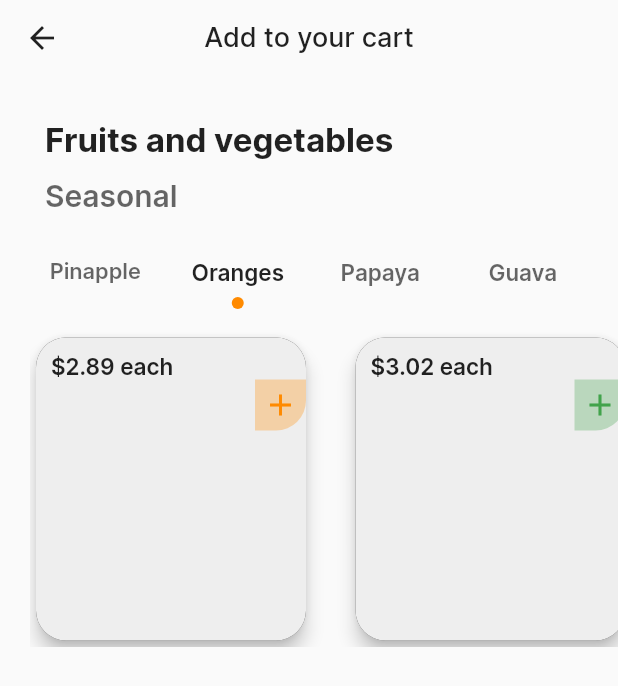
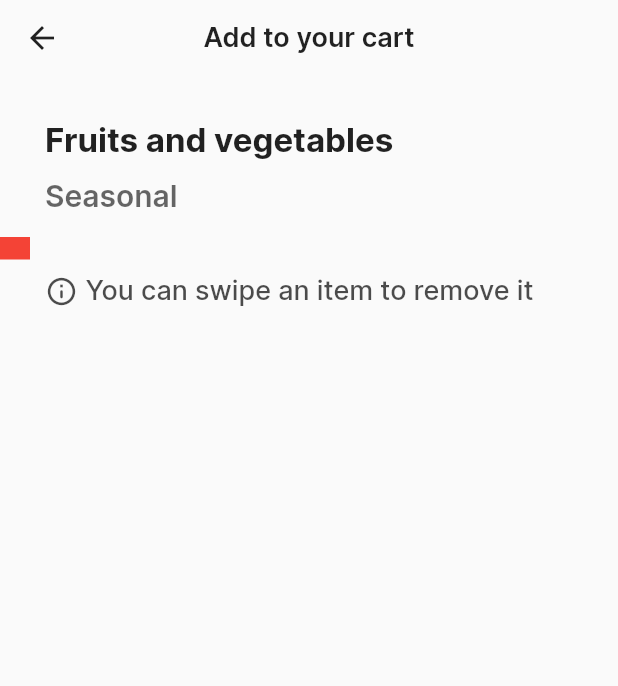
Before and after one commit to BrunoRabbit/fruit-store-app, a Flutter app: the CartPage screen opened directly, on a phone screen of 412 x 824 dp. Shown: the top 686 px of the screen. Run offline on Flutter 3.47's test engine with Material 2 defaults, Android fonts, the phone set to English and light mode, and no system bars; our stand-ins replace badges, bloc, cloud_firestore, email_validator, equatable, feather_icons and 6 more; accounts and stored records are empty.

Commit message:
feat: adding card in Cart Page and fix bug welcome page

```diff
--- a/lib/data/data.dart
+++ b/lib/data/data.dart
@@ -54,3 +54,5 @@ List<CardNear> listCardNear = const [
     image: './assets/images/yummi-food.png',
   ),
 ];
+
+List<Product> cartList = [];
--- a/lib/pages/cart_page/cart_page.dart
+++ b/lib/pages/cart_page/cart_page.dart
@@ -2,10 +2,8 @@ import 'package:flutter/material.dart';
 import 'package:fruit_store_app/app/widgets/app_custom_text.dart';
 import 'package:fruit_store_app/data/data.dart';
 import 'package:fruit_store_app/models/product.dart';
-import 'package:fruit_store_app/styles/color_theme.dart';
-import 'package:fruit_store_app/pages/cart_page/widgets/circle_tab_indicator.dart';
 import 'package:fruit_store_app/pages/cart_page/widgets/custom_app_bar_widget.dart';
-import 'package:fruit_store_app/pages/cart_page/widgets/item_card.dart';
+import 'package:fruit_store_app/pages/cart_page/widgets/item_card_widget.dart';
 
 class CartPage extends StatefulWidget {
   const CartPage({Key? key}) : super(key: key);
@@ -14,59 +12,7 @@ class CartPage extends StatefulWidget {
   State<CartPage> createState() => _CartPageState();
 }
 
-class _CartPageState extends State<CartPage>
-    with SingleTickerProviderStateMixin {
-  late TabController _tabController;
-  late ScrollController _scrollController;
-
-  List<Widget> listTabs = [
-    const Tab(
-      child: AppCustomText(
-        label: 'Pinapple',
-        fontFamily: 'Inter-SemiBold',
-        size: 14.5,
-      ),
-    ),
-    const Tab(
-      child: AppCustomText(
-        label: 'Oranges',
-        fontFamily: 'Inter-SemiBold',
-        size: 15,
-      ),
-    ),
-    const Tab(
-      child: AppCustomText(
-        label: 'Papaya',
-        fontFamily: 'Inter-SemiBold',
-        size: 15,
-      ),
-    ),
-    const Tab(
-      child: AppCustomText(
-        label: 'Guava',
-        fontFamily: 'Inter-SemiBold',
-        size: 15,
-      ),
-    ),
-  ];
-
-  @override
-  void initState() {
-    setState(() {});
-
-    _tabController =
-        TabController(length: listTabs.length, vsync: this, initialIndex: 1);
-    _scrollController = ScrollController();
-    super.initState();
-  }
-
-  @override
-  void dispose() {
-    _scrollController.dispose();
-    _tabController.dispose();
-    super.dispose();
-  }
-
+class _CartPageState extends State<CartPage> {
   @override
   Widget build(BuildContext context) {
     return Scaffold(
@@ -92,94 +38,62 @@ class _CartPageState extends State<CartPage>
                 color: Colors.black.withOpacity(0.6),
               ),
             ),
-            TabBar(
-              padding: const EdgeInsets.symmetric(vertical: 15, horizontal: 16),
-              controller: _tabController,
-              tabs: listTabs,
-              indicatorColor: primaryColor,
-              labelColor: Colors.black87,
-              unselectedLabelColor: Colors.black87.withOpacity(0.6),
-              indicator: CircleTabIndicator(color: primaryColor, radius: 4),
+            const SizedBox(
+              height: 15,
             ),
             SizedBox(
-              height: MediaQuery.of(context).size.width * 1.05,
-              child: TabBarView(
-                controller: _tabController,
-                children: [
-                  const Center(
-                    child: Icon(
-                      Icons.read_more,
-                      size: 50,
-                    ),
-                  ),
-                  Padding(
-                    padding: const EdgeInsets.only(left: 20),
-                    child: Column(
-                      children: [
-                        Flexible(
-                          child: SizedBox(
-                            height: 210,
-                            child: ListView.builder(
-                              shrinkWrap: true,
+              height: 15,
+              child: ListView.separated(
                 scrollDirection: Axis.horizontal,
-                              itemCount: fruitsList.length,
+                itemCount: 2,
+                separatorBuilder: (context, index) {
+                  return const SizedBox(
+                    height: 10,
+                  );
+                },
                 itemBuilder: (context, index) {
-                                Product product = fruitsList[index];
-                                return ItemCard(
-                                  product: Product(
-                                    id: product.id,
-                                    isFavorite: product.isFavorite,
-                                    name: product.name,
-                                    price: product.price,
-                                    bgColor: product.bgColor,
-                                    image: product.image,
-                                    iconColor: product.iconColor,
-                                    rating: product.rating,
-                                  ),
+                  return Container(
+                    height: 10,
+                    width: 10,
+                    color: Colors.red,
                   );
                 },
               ),
             ),
+            Padding(
+              padding: const EdgeInsets.only(top: 10, left: 30),
+              child: Row(
+                children: [
+                  Icon(
+                    Icons.info_outline_rounded,
+                    color: Colors.black87.withOpacity(0.7),
+                    size: 22,
                   ),
-                        // BlocBuilder<CatalogBloc, CatalogState>(
-                        //   builder: (context, state) {
-                        //     if (state is CatalogLoading) {
-                        //       return const Center(
-                        //         child: CircularProgressIndicator(
-                        //           color: primaryColor,
-                        //         ),
-                        //       );
-                        //     }
-                        //     if (state is CatalogLoaded) {
-                        //       return Flexible(
-                        //         child: ListView.builder(
-                        //           controller: _scrollController,
-                        //           itemCount: state.catalog.itemNames.length,
-                        //           itemBuilder: (context, index) {
-                        //             return CatalogListItem(
-                        //               product:
-                        //                   state.catalog.getByPosition(index),
-                        //             );
-                        //           },
-                        //         ),
-                        //       );
-                        //     }
-                        //     return const Text('Something went wrong!');
-                        //   },
-                        // ),
+                  const SizedBox(width: 5),
+                  AppCustomText(
+                    label: 'You can swipe an item to remove it',
+                    fontFamily: 'Inter-Medium',
+                    size: 18,
+                    color: Colors.black.withOpacity(0.7),
+                  ),
                 ],
               ),
             ),
-                  const Center(
-                    child: Icon(
-                      Icons.aspect_ratio,
-                      size: 50,
+            SizedBox(
+              height: MediaQuery.of(context).size.width * 1.05,
+              child: Column(
+                children: [
+                  Padding(
+                    padding: const EdgeInsets.only(left: 20),
+                    child: SizedBox(
+                      child: ListView.builder(
+                        shrinkWrap: true,
+                        itemCount: cartList.length,
+                        itemBuilder: (context, index) {
+                          Product product = fruitsList[index];
+                          return ItemCardWidget(product: product);
+                        },
                       ),
-                  ),
-                  const Center(
-                    child: Icon(
-                      Icons.backpack_outlined,
-                      size: 50,
                     ),
                   ),
                 ],
--- a/lib/pages/cart_page/widgets/circle_tab_indicator.dart
+++ /dev/null
@@ -1,31 +0,0 @@
-import 'package:flutter/material.dart';
-
-class CircleTabIndicator extends Decoration {
-  final BoxPainter _painter;
-
-  CircleTabIndicator({required Color color, required double radius})
-      : _painter = CirclePainter(color, radius);
-
-  @override
-  BoxPainter createBoxPainter([VoidCallback? onChanged]) => _painter;
-}
-
-class CirclePainter extends BoxPainter {
-  final Paint _paint;
-  final double radius;
-
-  CirclePainter(Color color, this.radius)
-      : _paint = Paint()
-          ..color = color
-          ..isAntiAlias = true;
-
-  @override
-  void paint(Canvas canvas, Offset offset, ImageConfiguration configuration) {
-    final Offset circleOffset = offset +
-        Offset(
-          configuration.size!.width / 2,
-          configuration.size!.height - radius,
-        );
-    canvas.drawCircle(circleOffset, radius, _paint);
-  }
-}
--- a/lib/pages/cart_page/widgets/custom_app_bar_widget.dart
+++ b/lib/pages/cart_page/widgets/custom_app_bar_widget.dart
@@ -21,7 +21,7 @@ class CustomAppBarWidget extends StatelessWidget
       centerTitle: true,
       title: const AppCustomText(
         label: 'Add to your cart',
-        fontFamily: 'Inter-Medium',
+        fontFamily: 'Inter-SemiBold',
         size: 18,
       ),
     );
--- a/lib/pages/cart_page/widgets/item_card.dart
+++ /dev/null
@@ -1,112 +0,0 @@
-import 'package:flutter/material.dart';
-import 'package:fruit_store_app/app/widgets/app_custom_text.dart';
-
-import 'package:fruit_store_app/models/product.dart';
-
-class ItemCard extends StatefulWidget {
-  final Product product;
-  final double width;
-  final double height;
-
-  const ItemCard({
-    Key? key,
-    required this.product,
-    this.width = 180,
-    this.height = 250,
-  }) : super(key: key);
-
-  @override
-  State<ItemCard> createState() => _ItemCardState();
-}
-
-class _ItemCardState extends State<ItemCard> {
-  @override
-  Widget build(BuildContext context) {
-    return Padding(
-      padding: const EdgeInsets.only(right: 25),
-      child: Card(
-        color: Colors.grey[800], // Work as elevation
-        elevation: 5,
-        shape: const RoundedRectangleBorder(
-          borderRadius: BorderRadius.all(
-            Radius.circular(20),
-          ),
-        ),
-        child: Container(
-          width: widget.width,
-          height: widget.height,
-          decoration: BoxDecoration(
-            borderRadius: BorderRadius.circular(20),
-            color: Colors.grey[200],
-          ),
-          child: Padding(
-            padding: const EdgeInsets.only(
-              left: 10,
-              top: 10,
-            ),
-            child: Column(
-              crossAxisAlignment: CrossAxisAlignment.start,
-              children: [
-                // TODO - IMPLEMENTS CORRECTLY
-                // Expanded(
-                //   child: Container(
-                //     alignment: Alignment.center,
-                //     child: Image.asset(
-                //       widget.product.image,
-                //       height: 120,
-                //       width: 120,
-                //     ),
-                //   ),
-                // ),
-                // BlocBuilder<FavoriteBloc, FavoriteState>(
-                //   bloc: favoriteBloc,
-                //   builder: (context, state) {
-                //     print(state.product);
-                //     return Padding(
-                //       padding: const EdgeInsets.only(right: 10),
-                //       child: Row(
-                //         children: [
-                //           CustomText(
-                //             label: state.product[widget.product.id].name,
-                //             size: 18,
-                //             fontFamily: 'Inter-Bold',
-                //           ),
-                //           const Spacer(),
-                //           state.product[widget.product.id].isFavorite
-                //               ? const Icon(Icons.favorite)
-                //               : const Icon(Icons.favorite_border),
-                //         ],
-                //       ),
-                //     );
-                //   },
-                // ),
-                AppCustomText(
-                  label: '\$${widget.product.price} each',
-                  size: 15,
-                  fontFamily: 'Inter-SemiBold',
-                ),
-                Align(
-                  alignment: Alignment.bottomRight,
-                  child: Container(
-                    decoration: BoxDecoration(
-                        color: widget.product.bgColor,
-                        borderRadius: const BorderRadius.only(
-                          bottomRight: Radius.circular(20),
-                        )),
-                    child: Padding(
-                      padding: const EdgeInsets.all(5.0),
-                      child: Icon(
-                        Icons.add,
-                        color: widget.product.iconColor,
-                      ),
-                    ),
-                  ),
-                ),
-              ],
-            ),
-          ),
-        ),
-      ),
-    );
-  }
-}
--- a/lib/pages/welcome/step_three/step_three.dart
+++ b/lib/pages/welcome/step_three/step_three.dart
@@ -25,9 +25,7 @@ class _StepThreeState extends State<StepThree> {
         isHomeScreen: false,
         icon: Icons.arrow_back_rounded,
         onPressed: () {
-          setState(() {
-            _controller.stepIndex--;
-          });
+          _controller.previousPage();
         },
       ),
       body: Padding(
@@ -42,7 +40,6 @@ class _StepThreeState extends State<StepThree> {
                 'assets/svgs/congrats.svg',
               ),
             ),
-            // StorySet
             const SizedBox(
               height: 25,
             ),
--- a/lib/pages/welcome/step_two/step_two.dart
+++ b/lib/pages/welcome/step_two/step_two.dart
@@ -21,9 +21,7 @@ class _StepTwoState extends State<StepTwo> {
         icon: Icons.arrow_back_rounded,
         isHomeScreen: false,
         onPressed: () {
-          setState(() {
-            _controller.stepIndex - 1;
-          });
+          _controller.previousPage();
         },
       ),
       body: Padding(
--- a/lib/pages/welcome/welcome_page.dart
+++ b/lib/pages/welcome/welcome_page.dart
@@ -80,7 +80,8 @@ class _WelcomePageState extends State<WelcomePage> {
               ),
             ),
           ],
-      )),
+        ),
+      ),
     );
   }
 }
```
Also changed, not shown: lib/app/widgets/app_bar_widget.dart (+8 -4 lines), lib/controllers/product_controller.dart (+26 -0 lines), lib/controllers/welcome_page_controller.dart (+11 -0 lines), lib/pages/cart_page/widgets/catalog_list_item.dart (deleted, +0 -55 lines), lib/pages/cart_page/widgets/item_card_widget.dart (added, +50 -0 lines), lib/pages/item_page/widgets/item_description.dart (+16 -17 lines), lib/pages/item_page/widgets/item_price.dart (+4 -41 lines). Lines whose indentation alone changed are shown as unchanged.
